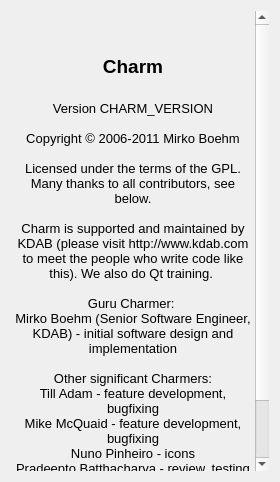
This is Charm/CharmAboutDialog.ui in KDAB/Charm as Qt 5 draws it before an edit. The edited form follows.
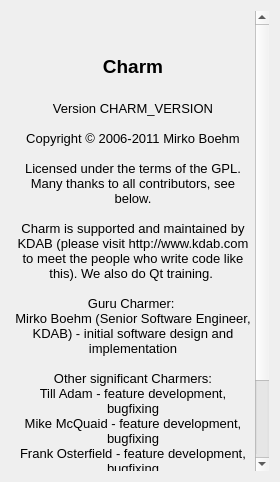
This is the edited form. Icons and pictures are not drawn.

Commit message: Add Frank to about dialog.

What changed in the file:
```diff
--- a/Charm/CharmAboutDialog.ui
+++ b/Charm/CharmAboutDialog.ui
@@ -82,9 +82,10 @@
 &lt;p align=&quot;center&quot; style=&quot; margin-top:0px; margin-bottom:0px; margin-left:0px; margin-right:0px; -qt-block-indent:0; text-indent:0px;&quot;&gt;&lt;span style=&quot; font-size:10pt;&quot;&gt;Other significant Charmers:&lt;/span&gt;&lt;/p&gt;
 &lt;p align=&quot;center&quot; style=&quot; margin-top:0px; margin-bottom:0px; margin-left:0px; margin-right:0px; -qt-block-indent:0; text-indent:0px;&quot;&gt;&lt;span style=&quot; font-size:10pt;&quot;&gt;Till Adam - feature development, bugfixing&lt;/span&gt;&lt;/p&gt;
 &lt;p align=&quot;center&quot; style=&quot; margin-top:0px; margin-bottom:0px; margin-left:0px; margin-right:0px; -qt-block-indent:0; text-indent:0px;&quot;&gt;&lt;span style=&quot; font-size:10pt;&quot;&gt;Mike McQuaid - feature development, bugfixing&lt;/span&gt;&lt;/p&gt;
+&lt;p align=&quot;center&quot; style=&quot; margin-top:0px; margin-bottom:0px; margin-left:0px; margin-right:0px; -qt-block-indent:0; text-indent:0px;&quot;&gt;&lt;span style=&quot; font-size:10pt;&quot;&gt;Frank Osterfield - feature development, bugfixing&lt;/span&gt;&lt;/p&gt;
+&lt;p align=&quot;center&quot; style=&quot; margin-top:0px; margin-bottom:0px; margin-left:0px; margin-right:0px; -qt-block-indent:0; text-indent:0px;&quot;&gt;&lt;span style=&quot; font-size:10pt;&quot;&gt;David Faure - feature development, bugfixing&lt;/span&gt;&lt;/p&gt;
 &lt;p align=&quot;center&quot; style=&quot; margin-top:0px; margin-bottom:0px; margin-left:0px; margin-right:0px; -qt-block-indent:0; text-indent:0px;&quot;&gt;&lt;span style=&quot; font-size:10pt;&quot;&gt;Nuno Pinheiro - icons&lt;/span&gt;&lt;/p&gt;
 &lt;p align=&quot;center&quot; style=&quot; margin-top:0px; margin-bottom:0px; margin-left:0px; margin-right:0px; -qt-block-indent:0; text-indent:0px;&quot;&gt;&lt;span style=&quot; font-size:10pt;&quot;&gt;Pradeepto Batthacharya - review, testing&lt;/span&gt;&lt;/p&gt;
-&lt;p align=&quot;center&quot; style=&quot; margin-top:0px; margin-bottom:0px; margin-left:0px; margin-right:0px; -qt-block-indent:0; text-indent:0px;&quot;&gt;&lt;span style=&quot; font-size:10pt;&quot;&gt;David Faure - feature development, bugfixing&lt;/span&gt;&lt;/p&gt;
 &lt;p align=&quot;center&quot; style=&quot; margin-top:0px; margin-bottom:0px; margin-left:0px; margin-right:0px; -qt-block-indent:0; text-indent:0px;&quot;&gt;&lt;span style=&quot; font-size:10pt;&quot;&gt;Katrina Niolet - review, testing&lt;/span&gt;&lt;/p&gt;
 &lt;p align=&quot;center&quot; style=&quot; margin-top:0px; margin-bottom:0px; margin-left:0px; margin-right:0px; -qt-block-indent:0; text-indent:0px;&quot;&gt;&lt;span style=&quot; font-size:10pt;&quot;&gt;Jesper K. Pedersen - review, testing&lt;/span&gt;&lt;/p&gt;&lt;/body&gt;&lt;/html&gt;</string>
      </property>
```
